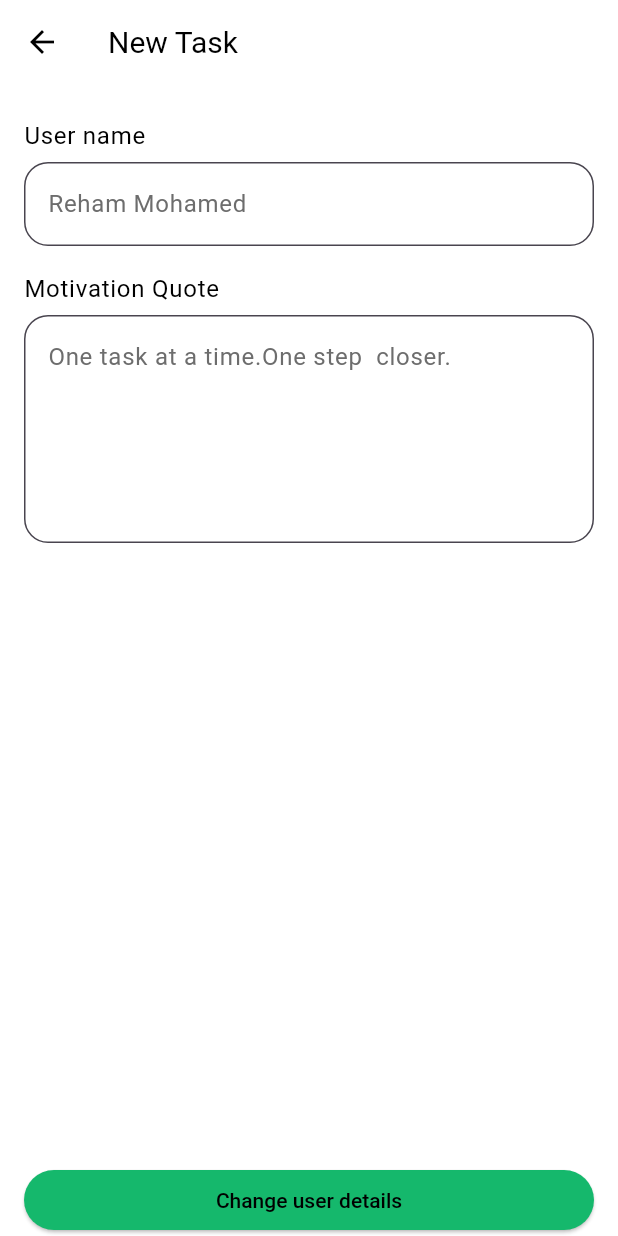
After one commit to Reham-mnh/tasky, a Flutter app: the ProfileScreen screen opened directly, after a tap on the "arrow forward" icon, on a phone screen of 412 x 824 dp. The commit adds this screen. Run offline on Flutter 3.47's test engine with Material 3 defaults, Android fonts, the phone set to English and light mode, and no system bars; our stand-ins replace adaptive_theme, equatable, flutter_svg, shared_preferences, sqflite; accounts and stored records are empty; project files that could hold a hidden picture were left out.

Commit message:
add user details Screen

```diff
--- a/lib/screens/profile_screen.dart
+++ b/lib/screens/profile_screen.dart
@@ -1,5 +1,9 @@
 import 'package:adaptive_theme/adaptive_theme.dart';
 import 'package:flutter/material.dart';
+import 'package:flutter_svg/svg.dart';
+import 'package:tasky/app_color/app_color_dark.dart';
+import 'package:tasky/app_color/app_color_light.dart';
+import 'package:tasky/screens/user_details_screen.dart';
 
 class ProfileScreen extends StatelessWidget {
   const ProfileScreen({super.key});
@@ -46,16 +50,25 @@ class ProfileScreen extends StatelessWidget {
                 ],
 
               ),
-              Switch(
-  value: AdaptiveTheme.of(context).mode == AdaptiveThemeMode.dark,
-  onChanged: (isDark) {
-    if (isDark) {
-      AdaptiveTheme.of(context).setDark();
-    } else {
-      AdaptiveTheme.of(context).setLight();
-    }
-  },
-),
+              ListTile(
+                leading: SvgPicture.asset('assets/profiles.svg'),
+                title: Text('User Details'),
+                trailing: IconButton(onPressed: (){
+                  Navigator.push(context, MaterialPageRoute(builder: (context)=>UserDetailsScreen()));
+                }, icon: Icon(Icons.arrow_forward)),
+              )
+//               Switch(
+//                 activeColor: AppColorDark.mainColor,
+//                 thumbColor: WidgetStatePropertyAll(AppColorLight.appColor),
+//   value: AdaptiveTheme.of(context).mode == AdaptiveThemeMode.dark,
+//   onChanged: (isDark) {
+//     if (isDark) {
+//       AdaptiveTheme.of(context).setDark();
+//     } else {
+//       AdaptiveTheme.of(context).setLight();
+//     }
+//   },
+// ),
             ],
           ),
         ),
--- /dev/null
+++ b/lib/screens/user_details_screen.dart
@@ -0,0 +1,50 @@
+import 'package:flutter/material.dart';
+import 'package:tasky/widgets/custom_text_field.dart';
+
+class UserDetailsScreen extends StatelessWidget {
+  const UserDetailsScreen({super.key});
+
+  @override
+  Widget build(BuildContext context) {
+     final  userNameController=TextEditingController();
+     final  userDescriptionController=TextEditingController();
+    return Scaffold(
+      appBar: AppBar(
+        title: Text('New Task'),
+
+      ),
+
+      body:SafeArea(
+            child: Padding(
+              padding: const EdgeInsets.symmetric(horizontal: 16),
+              child: Column(
+                children: [
+                  SizedBox(height: 26),
+                  CustomTextField(
+                    controller: userNameController,
+                    title: 'User name',
+                    hintText: 'Reham Mohamed',
+                  ),
+                  SizedBox(height: 20),
+                  CustomTextField(
+                    controller: userDescriptionController,
+                    title: 'Motivation Quote',
+                    hintText:
+                        'One task at a time.One step  closer.',
+                    maxLines: 5,
+                  ),
+                 Spacer(),
+                  SizedBox(
+                    width: double.infinity,
+                    child: ElevatedButton.icon(
+                      onPressed: () {}, label: Text('Change user details'),
+                        )
+                  )
+
+                ]
+              )
+            )
+            )
+    );
+  }
+}
--- a/lib/them_data/theme_data_dark.dart
+++ b/lib/them_data/theme_data_dark.dart
@@ -40,6 +40,10 @@ ThemeData getThemeDataDark() {
         color: AppColorDark.fontColor,
       ),
     ),
+    switchTheme: SwitchThemeData(
+      thumbColor: WidgetStateProperty.all(AppColorDark.fontColor),
+
+    ),
 
     elevatedButtonTheme: ElevatedButtonThemeData(
       style: ElevatedButton.styleFrom(
--- a/lib/them_data/theme_data_light.dart
+++ b/lib/them_data/theme_data_light.dart
@@ -1,4 +1,5 @@
 import 'package:flutter/material.dart';
+import 'package:tasky/app_color/app_color_dark.dart';
 import 'package:tasky/app_color/app_color_light.dart';
 
 ThemeData getThemeDataLight() {
@@ -42,6 +43,8 @@ ThemeData getThemeDataLight() {
       ),
     ),
 
+
+
     elevatedButtonTheme: ElevatedButtonThemeData(
       style: ElevatedButton.styleFrom(
         backgroundColor: AppColorLight.mainColor,
```
